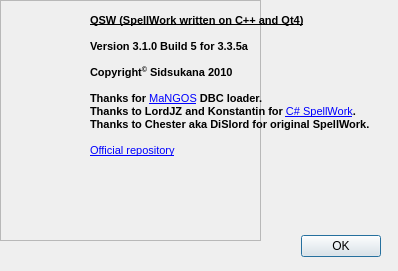
Qt form QSW/AboutFormUI.ui (sidsukana/QSpellWork) before a commit.
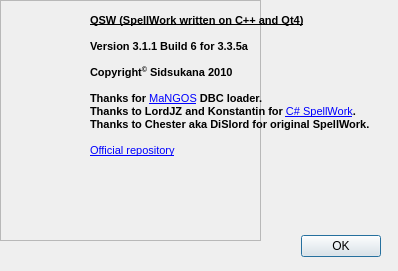
The same form after that commit. Icons and pictures are not drawn.

Commit message: [6] Fix Linux build and GCC warnings. Thanks narma.

```diff
--- a/QSW/AboutFormUI.ui
+++ b/QSW/AboutFormUI.ui
@@ -83,7 +83,7 @@
 &lt;/style&gt;&lt;/head&gt;&lt;body style=&quot; font-family:'MS Shell Dlg 2'; font-size:8.25pt; font-weight:400; font-style:normal;&quot;&gt;
 &lt;p style=&quot; margin-top:0px; margin-bottom:0px; margin-left:0px; margin-right:0px; -qt-block-indent:0; text-indent:0px;&quot;&gt;&lt;span style=&quot; font-size:8pt; font-weight:600; text-decoration: underline;&quot;&gt;QSW (SpellWork written on C++ and Qt4)&lt;/span&gt;&lt;span style=&quot; font-size:8pt;&quot;&gt; &lt;/span&gt;&lt;/p&gt;
 &lt;p style=&quot;-qt-paragraph-type:empty; margin-top:0px; margin-bottom:0px; margin-left:0px; margin-right:0px; -qt-block-indent:0; text-indent:0px; font-size:8pt; font-weight:600;&quot;&gt;&lt;/p&gt;
-&lt;p style=&quot; margin-top:0px; margin-bottom:0px; margin-left:0px; margin-right:0px; -qt-block-indent:0; text-indent:0px;&quot;&gt;&lt;span style=&quot; font-size:8pt; font-weight:600;&quot;&gt;Version 3.1.0 Build 5 for 3.3.5a&lt;/span&gt;&lt;/p&gt;
+&lt;p style=&quot; margin-top:0px; margin-bottom:0px; margin-left:0px; margin-right:0px; -qt-block-indent:0; text-indent:0px;&quot;&gt;&lt;span style=&quot; font-size:8pt; font-weight:600;&quot;&gt;Version 3.1.1 Build 6 for 3.3.5a&lt;/span&gt;&lt;/p&gt;
 &lt;p style=&quot;-qt-paragraph-type:empty; margin-top:0px; margin-bottom:0px; margin-left:0px; margin-right:0px; -qt-block-indent:0; text-indent:0px; font-size:8pt; font-weight:600;&quot;&gt;&lt;/p&gt;
 &lt;p style=&quot; margin-top:0px; margin-bottom:0px; margin-left:0px; margin-right:0px; -qt-block-indent:0; text-indent:0px;&quot;&gt;&lt;span style=&quot; font-size:8pt; font-weight:600;&quot;&gt;Copyright&lt;/span&gt;&lt;span style=&quot; font-size:8pt; font-weight:600; vertical-align:super;&quot;&gt;©&lt;/span&gt;&lt;span style=&quot; font-size:8pt; font-weight:600;&quot;&gt; Sidsukana 2010&lt;/span&gt;&lt;/p&gt;
 &lt;p style=&quot;-qt-paragraph-type:empty; margin-top:0px; margin-bottom:0px; margin-left:0px; margin-right:0px; -qt-block-indent:0; text-indent:0px; font-size:8pt; font-weight:600;&quot;&gt;&lt;/p&gt;
```
The commit also changes 6 other files.
